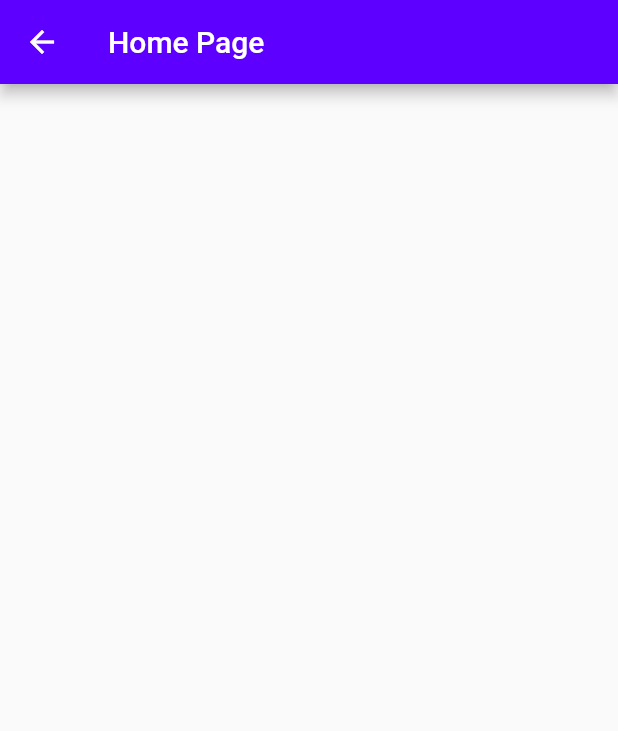
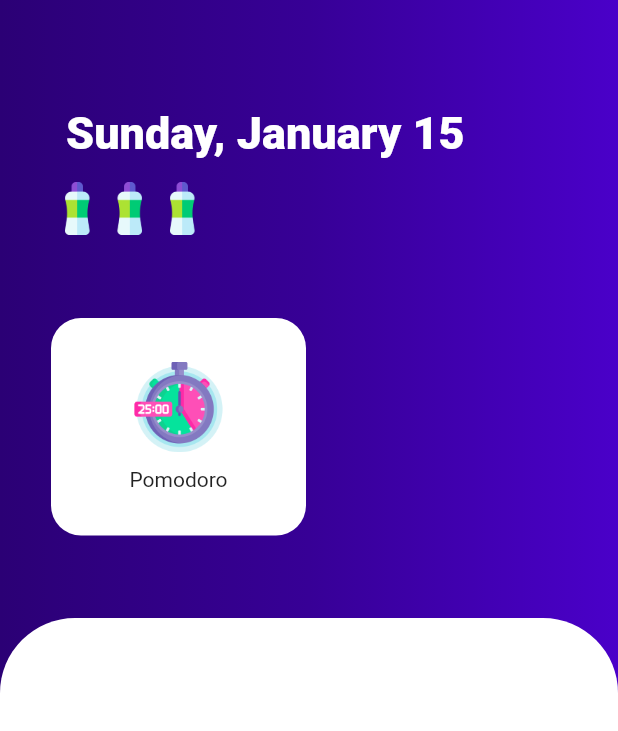
Before and after one commit to Vini-Coding/Taskius, a Flutter app: the screen it shows after launch, after a tap on "Skip", on a phone screen of 412 x 824 dp. Shown: the top 731 px of the screen. Run offline on Flutter 3.47's test engine with Material 2 defaults, Android fonts, the phone set to English and light mode, and no system bars; our stand-ins replace introduction_screen.

Commit message:
Home Ui is been bult
Testing a UI, later I'll have to refactor the code.

```diff
--- a/taskius/lib/app/pages/home/home_page.dart
+++ b/taskius/lib/app/pages/home/home_page.dart
@@ -1,4 +1,5 @@
 import 'package:flutter/material.dart';
+import 'package:intl/intl.dart';
 import 'package:provider/provider.dart';
 import 'package:taskius/app/pages/home/home_controller.dart';
 
@@ -11,7 +12,6 @@
 }
 
 class _HomePageState extends State<HomePage> {
-
   @override
   void initState() {
     super.initState();
@@ -22,9 +22,115 @@
     final controller = context.watch<HomeController>();
 
     return Scaffold(
-      appBar: AppBar(
-        title: const Text('Home Page'),
-        backgroundColor: const Color.fromARGB(255, 93, 0, 255),
+      body: SingleChildScrollView(
+        child: Container(
+          constraints: BoxConstraints(
+            maxHeight: MediaQuery.of(context).size.height,
+            maxWidth: MediaQuery.of(context).size.width,
+          ),
+          decoration: const BoxDecoration(
+            gradient: LinearGradient(
+              colors: [
+                Color.fromARGB(255, 43, 0, 117),
+                Color.fromARGB(255, 55, 0, 150),
+                Color.fromARGB(255, 74, 0, 201),
+              ],
+              begin: Alignment.centerLeft,
+              end: Alignment.centerRight,
+            ),
+          ),
+          child: Column(
+            mainAxisAlignment: MainAxisAlignment.center,
+            crossAxisAlignment: CrossAxisAlignment.center,
+            children: [
+              Expanded(
+                flex: 2,
+                child: Padding(
+                  padding:
+                      const EdgeInsets.symmetric(vertical: 36, horizontal: 24),
+                  child: Column(
+                    children: [
+                      Row(
+                        children: [
+                          Padding(
+                            padding: const EdgeInsets.only(top: 35, left: 20),
+                            child: Text(
+                              DateFormat('EEEE, MMMM dd')
+                                  .format(DateTime.now())
+                                  .toString(),
+                              style: const TextStyle(
+                                color: Colors.white,
+                                fontWeight: FontWeight.w800,
+                                fontSize: 30,
+                              ),
+                            ),
+                          ),
+                          const Expanded(
+                            child: SizedBox(),
+                          ),
+                        ],
+                      ),
+                      Align(
+                        alignment: Alignment.centerLeft,
+                        child: Padding(
+                          padding: const EdgeInsets.all(10),
+                          child: Row(
+                            children: [
+                              Tab(
+                                icon: Image.asset(
+                                    'assets/icons/bottle-of-water.png',
+                                    width: 35,
+                                    height: 35),
+                              ),
+                              Tab(
+                                icon: Image.asset(
+                                    'assets/icons/bottle-of-water.png',
+                                    width: 35,
+                                    height: 35),
+                              ),
+                              Tab(
+                                icon: Image.asset(
+                                    'assets/icons/bottle-of-water.png',
+                                    width: 35,
+                                    height: 35),
+                              ),
+                            ],
+                          ),
+                        ),
+                      ),
+                      Align(
+                        alignment: Alignment.centerLeft,
+                        child: Container(
+                          decoration: BoxDecoration(
+                            color: Colors.white,
+                            borderRadius: BorderRadius.circular(20),
+                          ),
+                          child: Tab(icon: Image.asset('assets/icons/pomodoro.png', height: 60, width: 160,), text: 'Pomodoro',),
+                          height: 145,
+                          width: 170,
+                          margin: const EdgeInsets.symmetric(horizontal: 10, vertical: 40),
+                        ),
+                      ),
+                    ],
+                  ),
+                ),
+              ),
+              Expanded(
+                flex: 2,
+                child: Container(
+                  width: double.infinity,
+                  decoration: const BoxDecoration(
+                    color: Colors.white,
+                    borderRadius: BorderRadius.only(
+                      topLeft: Radius.circular(50),
+                      topRight: Radius.circular(50),
+                    ),
+                  ),
+                ),
+              ),
+            ],
+          ),
+        ),
       ),
     );
   }
--- a/taskius/lib/app/pages/intro/components/intropage_widget.dart
+++ b/taskius/lib/app/pages/intro/components/intropage_widget.dart
@@ -13,7 +13,7 @@
       padding: const EdgeInsets.only(top: 100),
       child: Text(
         title,
-        style: const TextStyle(fontSize: 25, fontWeight: FontWeight.bold),
+        style: const TextStyle(fontSize: 25, fontWeight: FontWeight.bold, color: Color.fromARGB(255, 93, 0, 255)),
       ),
     ),
     body: body,
--- a/taskius/pubspec.yaml
+++ b/taskius/pubspec.yaml
@@ -35,6 +35,7 @@
   # Use with the CupertinoIcons class for iOS style icons.
   cupertino_icons: ^1.0.2
   introduction_screen: ^3.1.2
+  intl: ^0.18.0
 
 dev_dependencies:
   flutter_test:
@@ -63,6 +64,7 @@
   # To add assets to your application, add an assets section, like this:
   assets:
    - assets/vectors/
+   - assets/icons/
   #   - images/a_dot_ham.jpeg
 
   # An image asset can refer to one or more resolution-specific "variants", see
```
Also changed, not shown: taskius/assets/icons/bottle-of-water.png (added), taskius/assets/icons/pomodoro.png (added), taskius/pubspec.lock, 1 other file.
